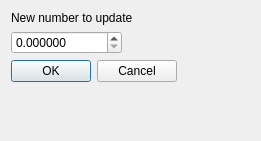
Above: app/resources/edit_values_dialog.ui from EL-BID/red_basica before the change. Below: the same form after it.
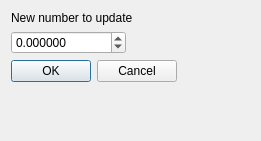
That is the form after the change.

Commit message: Allowing negative number

Patch:
```diff
--- a/app/resources/edit_values_dialog.ui
+++ b/app/resources/edit_values_dialog.ui
@@ -22,6 +22,9 @@
      <property name="decimals">
       <number>6</number>
      </property>
+     <property name="minimum">
+      <double>-999999999999999.000000000000000</double>
+     </property>
      <property name="maximum">
       <double>99999999999.000000000000000</double>
      </property>
```
Left out of the diff: 6 changed lines with no effect on the pictures.
